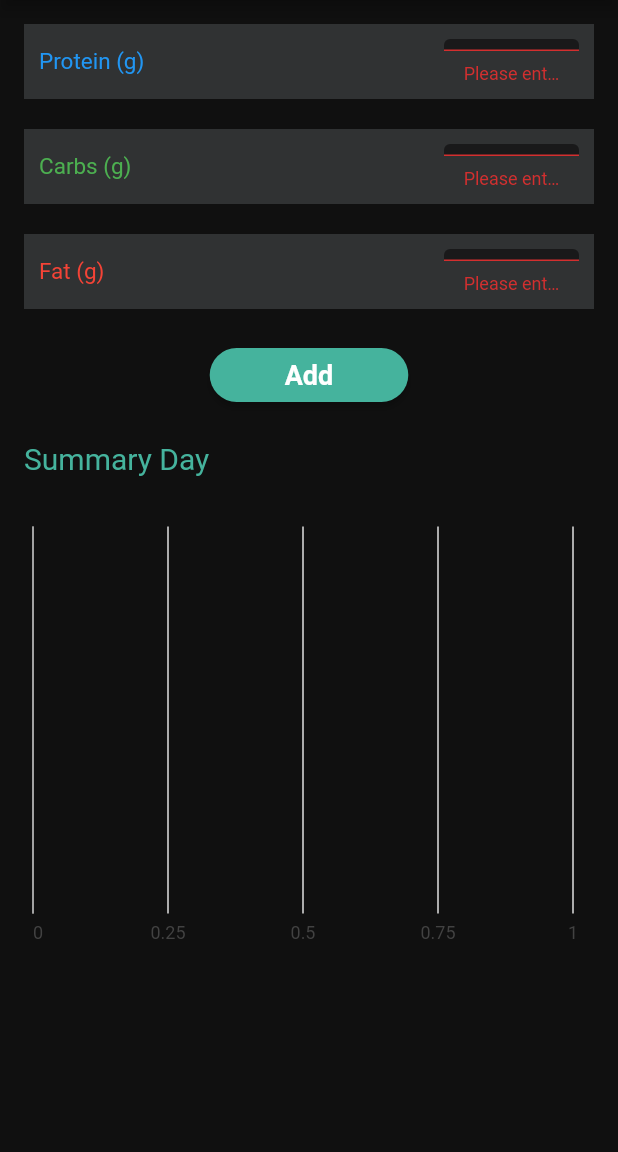
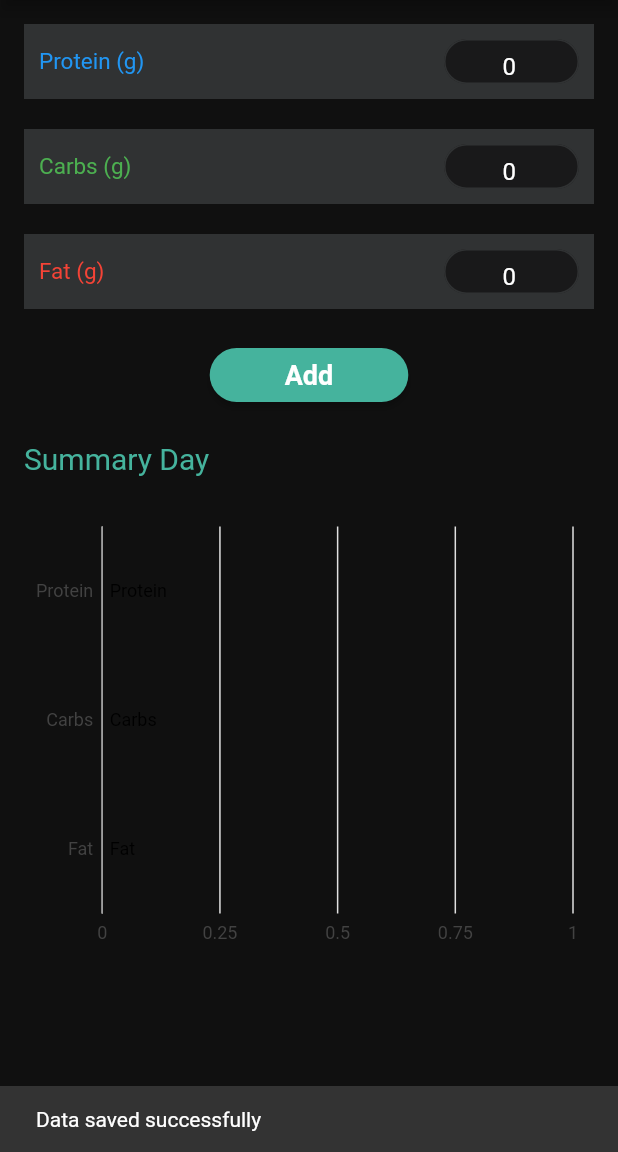
Before and after one commit to engyelgohary/Graduation_project, a Flutter app: the EnterNutrition screen opened by its route, after a tap on "Add", on a phone screen of 412 x 824 dp, the part 84-1236 px from its top. Run offline on Flutter 3.47's test engine with Material 2 defaults, Android fonts, the phone set to English and light mode, and no system bars; our stand-ins replace charts_flutter, cloud_firestore, email_validator, firebase_auth, firebase_core, firebase_storage and 3 more; accounts and stored records are empty.

Commit message:
nutrition log work without chart and average calories

```diff
--- a/lib/pages/nav_pages/Calenderbuttons/enternutrition.dart
+++ b/lib/pages/nav_pages/Calenderbuttons/enternutrition.dart
@@ -1,14 +1,31 @@
+
 import 'package:cloud_firestore/cloud_firestore.dart';
 import 'package:firebase_auth/firebase_auth.dart';
 import 'package:flutter/material.dart';
 import 'package:charts_flutter/flutter.dart' as charts;
 import 'package:intl/intl.dart';
+import 'package:provider/provider.dart';
+
+
 
 class NutritionData {
   final String nutrient;
   final int value;
 
   NutritionData(this.nutrient, this.value);
+}
+
+class NutritionDataModel extends ChangeNotifier {
+  int protein = 0;
+  int carbs = 0;
+  int fat = 0;
+
+  void update(int protein, int carbs, int fat) {
+    this.protein = protein;
+    this.carbs = carbs;
+    this.fat = fat;
+    notifyListeners(); // Notify listeners of changes
+  }
 }
 
 class EnterNutrition extends StatefulWidget {
@@ -24,7 +41,7 @@ class _EnterNutritionState extends State<EnterNutrition> {
   final _carbsController = TextEditingController();
   final _fatController = TextEditingController();
   late List<NutritionData> _chartData = [];
-  late bool _hasSubmittedToday = false;
+
 
   @override
   void dispose() {
@@ -37,83 +54,82 @@ class _EnterNutritionState extends State<EnterNutrition> {
   @override
   void initState() {
     super.initState();
-    addNutritionData();
+    _addNutritionData();
+      final model = Provider.of<NutritionDataModel>(context, listen: false);
+  _proteinController.text = model.protein.toString();
+  _carbsController.text = model.carbs.toString();
+  _fatController.text = model.fat.toString();
 }
 
-  Future<void> addNutritionData() async {
+
+Future<void> _addNutritionData() async {
   if (_formKey.currentState?.validate() ?? false) {
     final int protein = int.tryParse(_proteinController.text) ?? 0;
     final int carbs = int.tryParse(_carbsController.text) ?? 0;
     final int fat = int.tryParse(_fatController.text) ?? 0;
 
-      NutritionData proteinData = NutritionData('Protein', protein);
-      NutritionData carbsData = NutritionData('Carbs', carbs);
-      NutritionData fatData = NutritionData('Fat', fat);
+    int calculateCalories(int protein, int carbs, int fat) {
+  // Replace the formula with your own formula to calculate calories
+  final double proteinCalories = protein * 4.0;
+  final double carbsCalories = carbs * 4.0;
+  final double fatCalories = fat * 9.0;
+  final double totalCalories = proteinCalories + carbsCalories + fatCalories;
+  return totalCalories.round();
+}
+ final int calories = calculateCalories(protein, carbs, fat);
 
-      setState(() {
-        _chartData = [proteinData, carbsData, fatData];
-      });
-
-      // Add data to Firestore
     final User? user = FirebaseAuth.instance.currentUser;
     if (user != null) {
-        final String today = DateFormat('yyyy-MM-dd').format(DateTime.now());
+      final String dateStr = DateFormat('yyyy-MM-dd').format(DateTime.now());
       final DocumentReference docRef = FirebaseFirestore.instance
           .collection('nutritionData')
           .doc(user.uid)
           .collection('data')
-            .doc(today);
+          .doc(dateStr);
       final DocumentSnapshot doc = await docRef.get();
-        if (doc.exists) {
-          // Data has already been submitted today
+      final Map<String, dynamic> data =
+          doc.exists ? doc.data() as Map<String, dynamic> : {};
+
+      final List<NutritionData> chartData = <NutritionData>[
+        NutritionData('Protein', (data['protein'] ?? 0) + protein),
+        NutritionData('Carbs', (data['carbs'] ?? 0) + carbs),
+        NutritionData('Fat', (data['fat'] ?? 0) + fat),
+      ];
+
+      await docRef.set({
+        'protein': chartData[0].value,
+        'carbs': chartData[1].value,
+        'fat': chartData[2].value,
+        'calories': calories,
+        'date': dateStr,
+        'timestamp': Timestamp.now(),
+      }, SetOptions(merge: true));
+
       setState(() {
-            _hasSubmittedToday = true;
-          });
-          return;
-        }
-        await docRef.set({
-          'protein': protein,
-          'carbs': carbs,
-          'fat': fat,
-          'timestamp': Timestamp.now(),
+        _chartData = chartData;
       });
 
-        // Update chart data
-        final DateTime yesterday = DateTime.now().subtract(Duration(days: 1));
-        final String yesterdayStr = DateFormat('yyyy-MM-dd').format(yesterday);
-        final QuerySnapshot snapshot = await FirebaseFirestore.instance
-            .collection('nutritionData')
-            .doc(user.uid)
-            .collection('data')
-            .where('date', isEqualTo: yesterdayStr)
-            .get();
-        if (snapshot.size > 0) {
-          final DocumentSnapshot doc = snapshot.docs.first;
-          final Map<String, dynamic> dataMap =
-              doc.data() as Map<String, dynamic>;
-          setState(() {
-            _chartData = [
-              NutritionData('Protein', dataMap['protein']),
-              NutritionData('Carbs', dataMap['carbs']),
-              NutritionData('Fat', dataMap['fat']),
-            ];
-          });
-        }
-
-        // Show snackbar message
       ScaffoldMessenger.of(context).showSnackBar(
         SnackBar(
           content: Text('Data saved successfully'),
           duration: Duration(seconds: 2),
         ),
       );
+
+      // Update the NutritionDataModel
+      final model = Provider.of<NutritionDataModel>(context, listen: false);
+      model.update(protein, carbs, fat);
     }
   }
 }
 
+
+
   @override
   Widget build(BuildContext context) {
-    return Scaffold(
+    return ChangeNotifierProvider<NutritionDataModel>(
+  create: (context) => NutritionDataModel(),// Provide the NutritionDataModel
+    child:Scaffold(
       backgroundColor: Color.fromARGB(255, 16, 16, 16),
       appBar: AppBar(
         backgroundColor: Colors.black,
@@ -337,7 +353,7 @@ class _EnterNutritionState extends State<EnterNutrition> {
                         fontWeight: FontWeight.bold,
                       ),
                     ),
-                    onPressed: _hasSubmittedToday ? null : addNutritionData,
+                    onPressed: _addNutritionData,
                   ),
                 ),
                 SizedBox(height: 20),
@@ -380,6 +396,7 @@ class _EnterNutritionState extends State<EnterNutrition> {
           ),
         ),
       ),
+    ),
     );
   }
 }
--- a/pubspec.yaml
+++ b/pubspec.yaml
@@ -55,6 +55,7 @@ dependencies:
   firebase_messaging: ^14.6.3
   shared_preferences: ^2.1.2
   fl_chart: ^0.63.0
+  provider: ^6.0.5
 
 
 dev_dependencies:
```
Also changed, not shown: lib/main.dart (+9 -1 lines), lib/pages/nav_pages/Calenderbuttons/enterweight.dart (+29 -12 lines), lib/pages/nav_pages/reportsbuttons/nutrition.dart (+89 -2 lines), pubspec.lock. Lines whose indentation alone changed are shown as unchanged.
